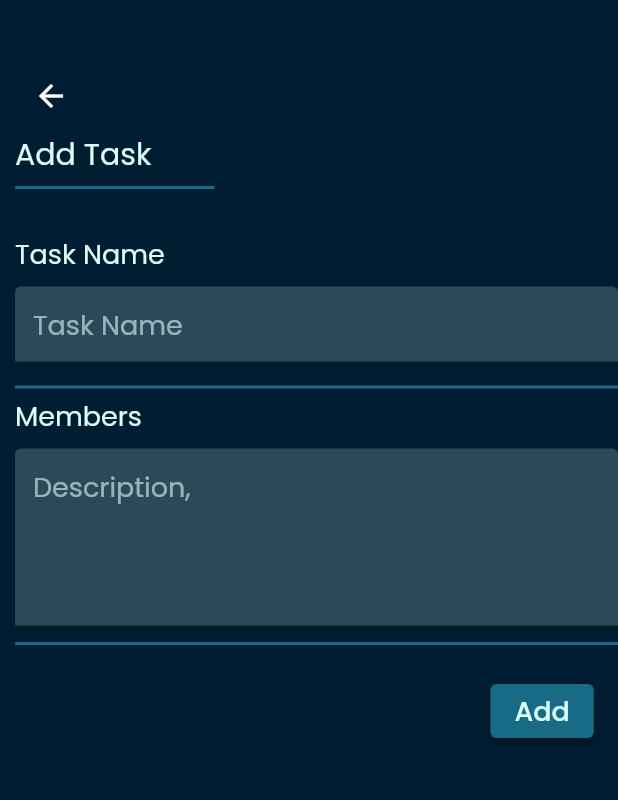
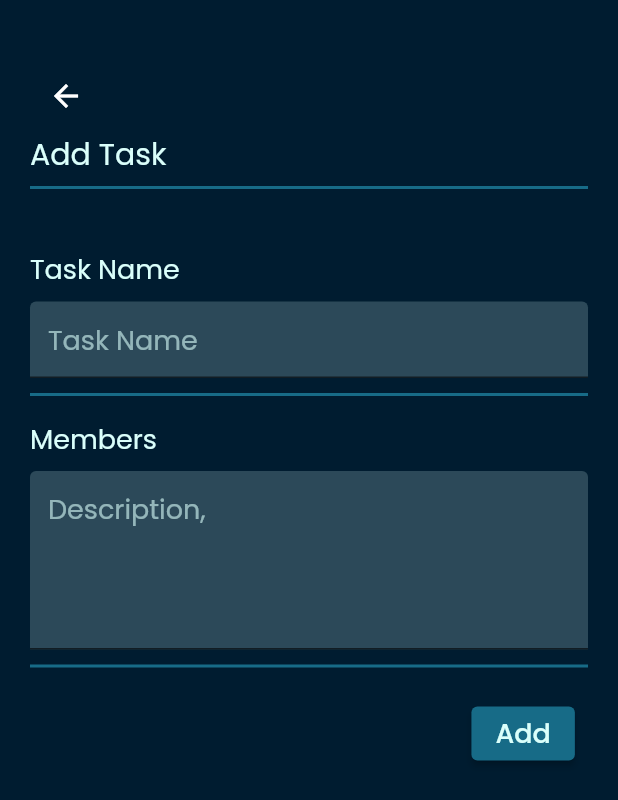
Before and after one commit to prerna12s/Project_Management_App, a Flutter app: the AddTask screen opened directly, on a phone screen of 412 x 824 dp. Shown: the top 800 px of the screen. Run offline on Flutter 3.47's test engine with Material 2 defaults, Android fonts, the phone set to English and light mode, and no system bars; our stand-ins replace firebase_core, flutter_animate, get, google_fonts; missing offline and left inert: simple_animation_progress_bar; accounts and stored records are empty; network calls fail.

Commit message:
Add task UI modified

```diff
--- a/lib/Pages/Addtask.dart
+++ b/lib/Pages/Addtask.dart
@@ -24,7 +24,7 @@ class _AddTaskState extends State<AddTask> {
 
       body: SingleChildScrollView(
         child: Padding(
-          padding: const EdgeInsets.only(top:40,left:10),
+          padding: const EdgeInsets.only(top:40,left:20, right: 20),
           child: Column(
             crossAxisAlignment: CrossAxisAlignment.start,
             children: [
@@ -33,17 +33,18 @@ class _AddTaskState extends State<AddTask> {
                 color: Color(0xFFDAFFFB),
                 fontSize:20,
               ),),
-              Line(),
+              Line(width: 0.5,
+              ),
               SizedBox(
-                  height:30
+                  height:40
               ),
               Text("Task Name ",style:GoogleFonts.poppins(
                 color: Color(0xFFDAFFFB),
                 fontSize:18,
               ),),
               WriteBox(Text: 'Task Name',controller:taskcontroller ,),
-              Line(width: 1,padding: 15),
-              SizedBox(height:5),
+              Line(width: 1,padding: 10),
+              SizedBox(height:15),
               Text("Members ",style:GoogleFonts.poppins(
                 color: Color(0xFFDAFFFB),
                 fontSize:18,
@@ -52,7 +53,7 @@ class _AddTaskState extends State<AddTask> {
               WriteBox(Text:'Description,',controller: Descriptcontroller,maxlines:10,minlines:5),
               Line(width: 1,padding: 10),
               Padding(
-                padding: EdgeInsets.only(left:MediaQuery.of(context).size.width/1.3,top:20),
+                padding: EdgeInsets.only(left:MediaQuery.of(context).size.width/1.4,top:20),
                 child: ElevatedButton(onPressed: (){
                   submitdata();
                 },
```
